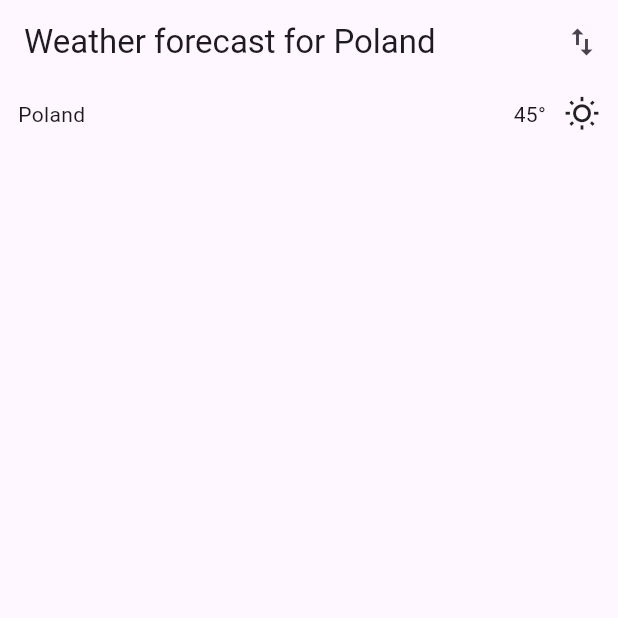
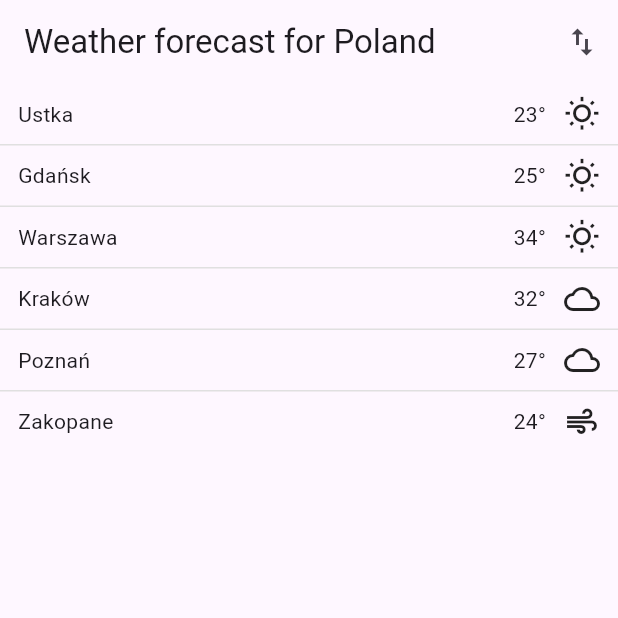
Before and after one commit to pranjul1996/forecast_weather_app_demo, a Flutter app: the screen it shows after launch, on a phone screen of 412 x 824 dp, the top half of it. Run offline on Flutter 3.47's test engine with Material 3 defaults, Android fonts, the phone set to English and light mode, and no system bars.

Commit message:
updated the stream builder in forecast details screen to load 8 hours forecast for city

```diff
--- a/lib/emitters.dart
+++ b/lib/emitters.dart
@@ -22,7 +22,7 @@ abstract class EightHourForecastStreamer {
 
 Forecast nextForecast(Forecast forecast, {bool addHour = true}) {
   final newForecast = Forecast(
-      hour: addHour ? forecast.hour.add(Duration(hours: 1)) : forecast.hour,
+      hour: addHour ? forecast.hour.add(const Duration(hours: 1)) : forecast.hour,
       weatherType: forecast.weatherType,
       tempCelsius: 15 + ((forecast.tempCelsius - 16) % 20),
       humidityPercent: 30 + ((forecast.humidityPercent - 33) % 70),
@@ -73,7 +73,7 @@ class City8HourForecastEmitter implements EightHourForecastStreamer {
 class ForecastEmitter implements IForecastEmitter {
   late final Map<String, EightHourCityForecast> forecasts;
   final Map<String, EightHourForecastStreamer?> emitters = {};
-  final Set<String> citiesUpdated = Set();
+  final Set<String> citiesUpdated = {};
   final controller = StreamController<List<EightHourCityForecast>>.broadcast();
 
   ForecastEmitter() {
--- a/lib/forcast_model.dart
+++ b/lib/forcast_model.dart
@@ -14,12 +14,12 @@ extension WeatherIcon on WeatherType {
 }
 
 class City {
-  static final String ustka = "Ustka";
-  static final String warszawa = "Warszawa";
-  static final String gdansk = "Gdańsk";
-  static final String krakow = "Kraków";
-  static final String poznan = "Poznań";
-  static final String zakopane = "Zakopane";
+  static const String ustka = "Ustka";
+  static const String warszawa = "Warszawa";
+  static const String gdansk = "Gdańsk";
+  static const String krakow = "Kraków";
+  static const String poznan = "Poznań";
+  static const String zakopane = "Zakopane";
 }
 
 enum WeatherType {
--- a/lib/forcast_widget.dart
+++ b/lib/forcast_widget.dart
@@ -52,8 +52,8 @@ class ForecastWidget extends StatelessWidget {
           children: [
             _SubRow(
                 rowTextSize: _rowTextSize,
-                leftText: "${DateFormat("d MMMM").format(forecast.hour)}",
-                rightText: "${DateFormat("HH:00").format(forecast.hour)}",
+                leftText: DateFormat("d MMMM").format(forecast.hour),
+                rightText: DateFormat("HH:00").format(forecast.hour),
                 leftFlex: 5,
                 rightFlex: 3),
             _MainRow(
--- a/lib/forecast_list.dart
+++ b/lib/forecast_list.dart
@@ -11,7 +11,7 @@ enum ForecastOrder { temp, city }
 class ForecastListScreen extends StatefulWidget {
   final WeatherOracle oracle;
 
-  const ForecastListScreen(this.oracle);
+  const ForecastListScreen(this.oracle, {super.key});
 
   @override
   ForecastListScreenState createState() => ForecastListScreenState();
@@ -23,27 +23,7 @@ class ForecastListScreenState extends State<ForecastListScreen> {
 
   @override
   void initState() {
-    forecasts = [];
-    var forcast = Forecast(
-      hour: DateTime.now(),
-      weatherType: WeatherType.sunny,
-      tempCelsius: 45,
-      humidityPercent: 54,
-      airQualityIndex: 432,
-    );
-
-    forecasts.add(EightHourCityForecast("Poland", [
-      forcast,
-      forcast,
-      forcast,
-      forcast,
-      forcast,
-      forcast,
-      forcast,
-      forcast,
-      forcast,
-    ]));
-
+    forecasts = widget.oracle.getCurrentALlCities8HourForecasts();
     super.initState();
   }
 
@@ -51,18 +31,21 @@ class ForecastListScreenState extends State<ForecastListScreen> {
     return InkWell(
       key: ValueKey(forecast.city),
       onTap: () {
-        Navigator.push(context, MaterialPageRoute(
-          builder: (context) => ForecastDetailsScreen(oracle: WeatherOracle(), initialForecast: forecast)
-        ),);
+        Navigator.push(
+          context,
+          MaterialPageRoute(
+              builder: (context) => ForecastDetailsScreen(
+                  oracle: WeatherOracle(), initialForecast: forecast)),
+        );
       },
       child: Padding(
         padding: const EdgeInsets.symmetric(vertical: 8.0, horizontal: 12.0),
         child: Row(
           children: [
             Text(forecast.city),
-            Spacer(),
+            const Spacer(),
             Text(forecast.first.getTemperatureDescription()),
-            VerticalDivider(width: 12),
+            const VerticalDivider(width: 12),
             Icon(forecast.first.weatherType.icon()),
           ],
         ),
@@ -92,7 +75,7 @@ class ForecastListScreenState extends State<ForecastListScreen> {
   Widget build(BuildContext context) {
     return Scaffold(
         appBar: AppBar(
-          title: Text("Weather forecast for Poland"),
+          title: const Text("Weather forecast for Poland"),
           actions: [
             IconButton(
               key: WidgetKey.sortBtn,
@@ -100,7 +83,7 @@ class ForecastListScreenState extends State<ForecastListScreen> {
               tooltip: 'Change ordering',
               onPressed: () {
                 setState(() {
-                  WidgetKey.sortBtn;
+
                 });
               },
             ),
--- a/lib/widget_keys.dart
+++ b/lib/widget_keys.dart
@@ -2,8 +2,8 @@ import 'package:testtest/forcast_model.dart';
 import 'package:flutter/widgets.dart';
 
 class WidgetKey {
-  static ValueKey<String> listOfForecasts = ValueKey('listOfForecasts');
-  static ValueKey<String> sortBtn = ValueKey('sortBtn');
+  static ValueKey<String> listOfForecasts = const ValueKey('listOfForecasts');
+  static ValueKey<String> sortBtn = const ValueKey('sortBtn');
 
   static ValueKey<String> warszawa = ValueKey(City.warszawa);
   static ValueKey<String> zakopane = ValueKey(City.zakopane);
```
Also changed, not shown: lib/forcast_details.dart (+36 -5 lines), lib/main.dart (+0 -16 lines).
